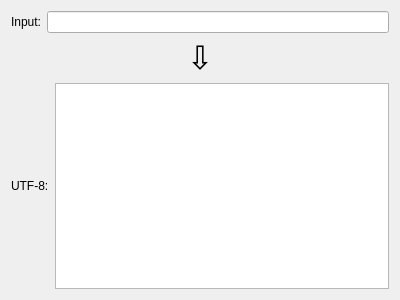
CoderDojoDC/utf8_to_binary, file utf8tobinary/MainWindow.ui: the form before one commit.
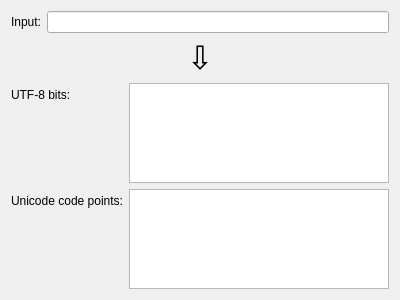
The form after the commit.

```diff
--- a/utf8tobinary/MainWindow.ui
+++ b/utf8tobinary/MainWindow.ui
@@ -49,16 +49,33 @@
      </layout>
     </item>
     <item>
-     <layout class="QHBoxLayout" name="horizontalLayout_2">
-      <item>
-       <widget class="QLabel" name="label_3">
+     <layout class="QFormLayout" name="formLayout">
+      <property name="fieldGrowthPolicy">
+       <enum>QFormLayout::AllNonFixedFieldsGrow</enum>
+      </property>
+      <item row="0" column="1">
+       <widget class="QPlainTextEdit" name="utf8BitsTextEdit">
+        <property name="readOnly">
+         <bool>true</bool>
+        </property>
+       </widget>
+      </item>
+      <item row="0" column="0">
+       <widget class="QLabel" name="utf8BitsLabel">
         <property name="text">
-         <string>UTF-8:</string>
+         <string>UTF-8 bits:</string>
         </property>
        </widget>
       </item>
-      <item>
-       <widget class="QPlainTextEdit" name="outputTextEdit">
+      <item row="1" column="0">
+       <widget class="QLabel" name="unicodeCodePointsLabel">
+        <property name="text">
+         <string>Unicode code points:</string>
+        </property>
+       </widget>
+      </item>
+      <item row="1" column="1">
+       <widget class="QPlainTextEdit" name="unicodeCodePointsTextEdit">
         <property name="readOnly">
          <bool>true</bool>
         </property>
```
